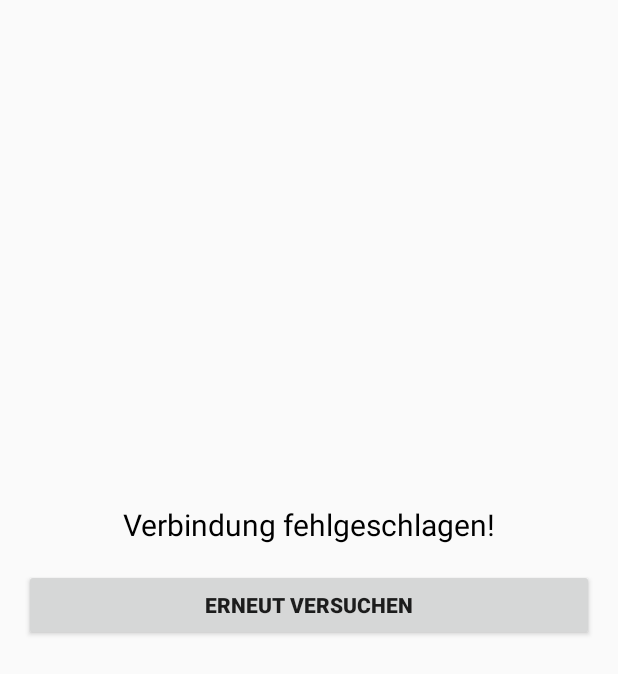
After one commit to DeepSpaceDev/WGS-App, an Android app: the layout activity_try_again.xml on its own in the app's theme, with its tools: preview values and no code run, on a phone screen of 412 x 824 dp. The commit adds this screen. Shown: the top 674 px of the screen. Run offline under Robolectric (Android 15) with nearby library versions, the phone set to English and light mode, and no system bars.

Commit message:
Adding try again button in case of connection failure

```diff
--- a/app/build.gradle
+++ b/app/build.gradle
@@ -8,8 +8,8 @@ android {
         applicationId "onl.deepspace.wgs"
         minSdkVersion 15
         targetSdkVersion 23
-        versionCode 16
-        versionName "2.0.2"
+        versionCode 17
+        versionName "2.1.0"
     }
     buildTypes {
         defaultConfig {
--- /dev/null
+++ b/app/src/main/res/layout/activity_try_again.xml
@@ -0,0 +1,44 @@
+<LinearLayout xmlns:android="http://schemas.android.com/apk/res/android"
+    xmlns:tools="http://schemas.android.com/tools"
+    android:layout_width="match_parent"
+    android:layout_height="match_parent"
+    android:gravity="center_horizontal"
+    android:orientation="vertical"
+    android:paddingBottom="@dimen/activity_vertical_margin"
+    android:id="@+id/try_again_activity"
+    tools:context="onl.deepspace.wgs.LoginActivity">
+
+    <ScrollView
+        android:id="@+id/login_form"
+        android:layout_width="match_parent"
+        android:layout_height="match_parent"
+        android:paddingRight="@dimen/activity_horizontal_margin"
+        android:paddingTop="@dimen/activity_vertical_margin"
+        android:paddingLeft="@dimen/activity_horizontal_margin">
+
+        <LinearLayout
+            android:id="@+id/email_login_form"
+            android:layout_width="match_parent"
+            android:layout_height="match_parent"
+            android:layout_marginTop="-30dp"
+            android:orientation="vertical"
+            android:layout_gravity="center">
+            <TextView
+                android:layout_width="match_parent"
+                android:layout_height="wrap_content"
+                android:gravity="center"
+                android:textSize="20sp"
+                android:text="Verbindung fehlgeschlagen!"
+                android:textColor="#000"/>
+            <Button
+                android:id="@+id/try_again_button"
+                android:layout_width="match_parent"
+                android:layout_height="wrap_content"
+                android:layout_marginTop="16dp"
+                android:text="@string/try_again"
+                android:textStyle="bold"/>
+
+
+        </LinearLayout>
+    </ScrollView>
+</LinearLayout>
--- a/app/src/main/res/values/strings.xml
+++ b/app/src/main/res/values/strings.xml
@@ -94,7 +94,7 @@
     <string name="subject">Fach</string>
     <string name="room">Raum</string>
     <string name="teacher">Lehrer</string>
-    <string name="connection_failed">Verbindung fehlgechlagen</string>
+    <string name="connection_failed">Verbindung fehlgechlagen oder falsches Passwort</string>
 
     <!--Others-->
     <string name="admob_id">ca-app-pub-3742245157994788/5610026757</string>
@@ -105,4 +105,5 @@
 
     <!-- TODO: Remove or change this placeholder text -->
     <string name="hello_blank_fragment">Hello blank fragment</string>
+    <string name="try_again">Erneut Versuchen</string>
 </resources>
```
Also changed, not shown: app/src/main/java/onl/deepspace/wgs/Helper.java (+9 -0 lines), app/src/main/java/onl/deepspace/wgs/LoginActivity.java (+45 -18 lines).
